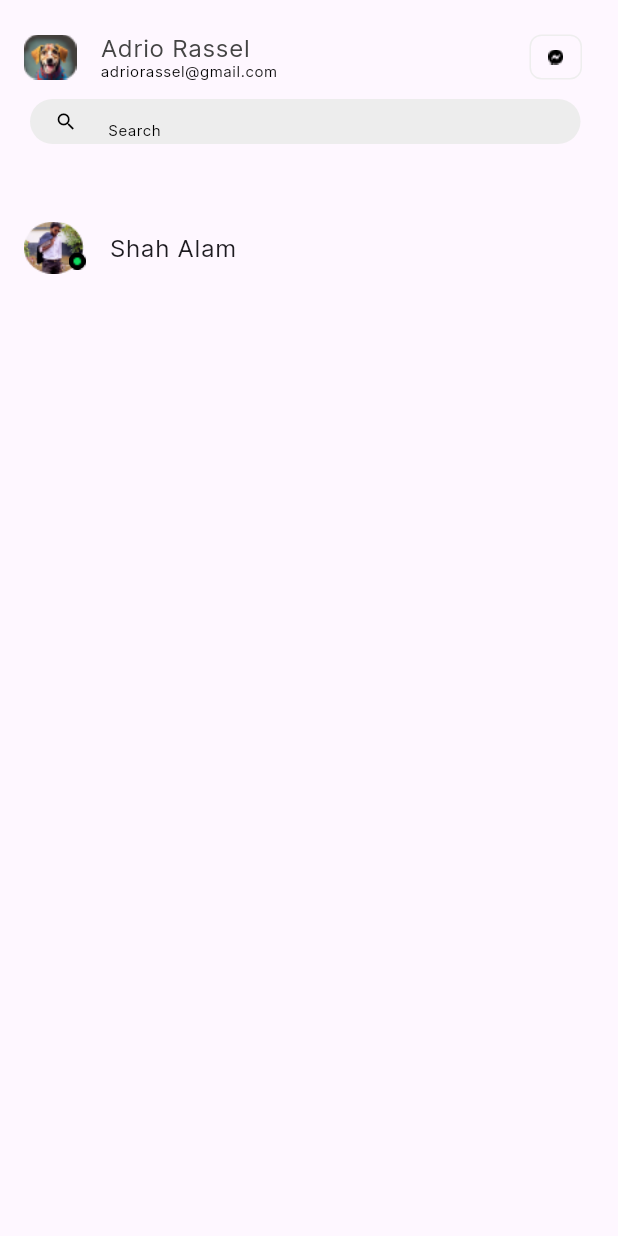
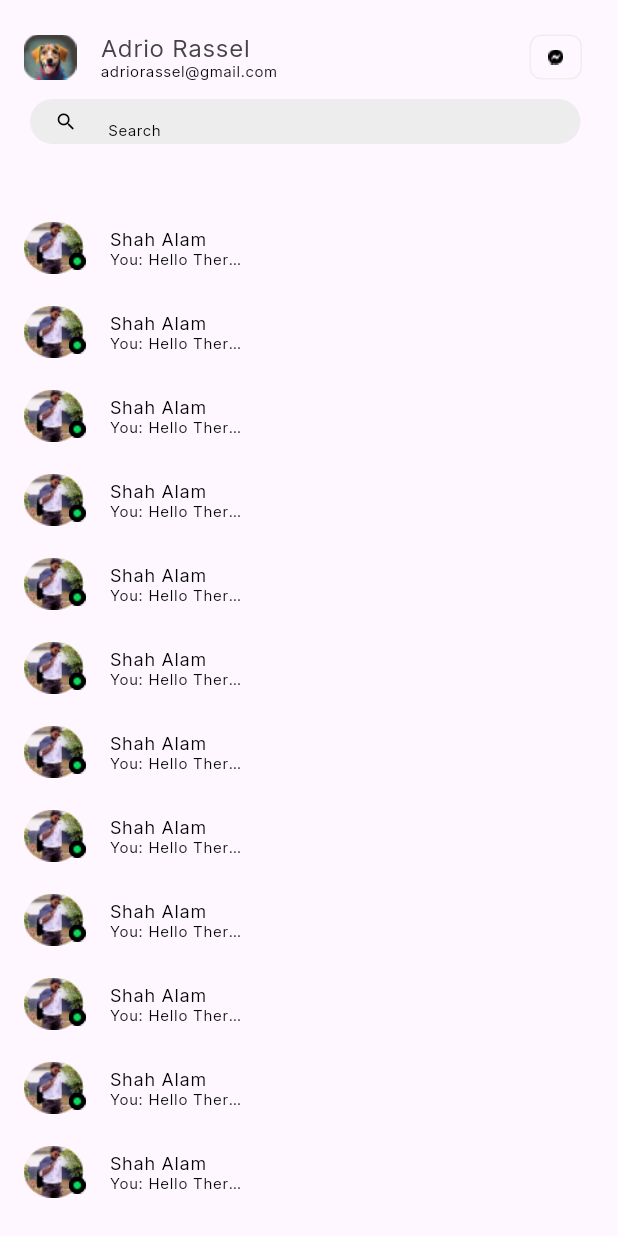
Before and after one commit to mehediFlutter/Pilot_Bazar_Admin, a Flutter app: the ChatFontScreen screen opened directly, on a phone screen of 412 x 824 dp. Run offline on Flutter 3.47's test engine with Material 3 defaults, Android fonts, the light colour scheme and no system bars.

Commit message:
chatting details screen

```diff
--- a/lib/const/color.dart
+++ b/lib/const/color.dart
@@ -5,3 +5,5 @@ const Color appColor = Color(0xFF666666);
 const Color whiteColor = Colors.white;
 const TextStyle small10Style =
     TextStyle(fontSize: 10, fontFamily: 'Inter', color: Colors.black);
+const TextStyle small12Style =
+    TextStyle(fontSize: 12, fontFamily: 'Inter', color: Colors.black,fontWeight: FontWeight.w500);
--- a/lib/package/chatting/chat_font_screen.dart
+++ b/lib/package/chatting/chat_font_screen.dart
@@ -1,6 +1,8 @@
 import 'package:flutter/material.dart';
+import 'package:pilot_bazar_admin/const/color.dart';
 import 'package:pilot_bazar_admin/const/const_radious.dart';
 import 'package:pilot_bazar_admin/notification/notification_page.dart';
+import 'package:pilot_bazar_admin/package/chatting/chatting_font_person.dart';
 import 'package:pilot_bazar_admin/package/customer_care_service/customer_profuile_bar.dart';
 import 'package:pilot_bazar_admin/profile/profile.dart';
 
@@ -72,49 +74,52 @@ class _ChatFontScreenState extends State<ChatFontScreen> {
               ),
             ),
             SizedBox(height: size.height / 20),
-            ListTile(
-              leading: Chatting_profile_with_green_tolu(),
-           title: Text('Shah Alam'),
-            ),
+            Expanded(child: ListView.builder(
+              itemCount: 20,
+              itemBuilder: (context, index) {
+              return ListTile(
+                leading: Chatting_profile_with_green_tolu(),
+                title: Column(
+                  crossAxisAlignment: CrossAxisAlignment.start,
+                  children: [
+                    Text(
+                      'Shah Alam',
+                      style: small12Style.copyWith(height: 0),
 
+                    ),
+                    Row(
+                  children: [
+                    Text("You: ",style: small10Style.copyWith(height: 0),),
+                    Container(
+                        padding: EdgeInsets.zero,
+                        width: 65,
+                        child: Text(
+                          "Hello There is Any Car",
+                          style: small10Style.copyWith(height: 0),
+                          overflow: TextOverflow.ellipsis,
+                        )),
+                  ],
+                ),
+                  ],
+                ),
+                // subtitle: Row(
+                //   children: [
+                //     Text("You: "),
+                //     Container(
+                //         padding: EdgeInsets.zero,
+                //         width: 65,
+                //         child: Text(
+                //           "Hello There is Any Car",
+                //           style: small10Style.copyWith(height: 0),
+                //           overflow: TextOverflow.ellipsis,
+                //         )),
+                //   ],
+                // ),
+              );
+            }))
           ],
         ),
       ),
     ));
   }
 }
-
-class Chatting_profile_with_green_tolu extends StatefulWidget {
-  final bool isActive;
-  const Chatting_profile_with_green_tolu({
-    super.key, this.isActive=true,
-  });
-
-  @override
-  State<Chatting_profile_with_green_tolu> createState() => _Chatting_profile_with_green_toluState();
-}
-
-class _Chatting_profile_with_green_toluState extends State<Chatting_profile_with_green_tolu> {
-  @override
-  Widget build(BuildContext context) {
-    return Stack(
-      children: [
-       Container(
-            height: 45.05,
-            width: 40,
-            decoration: BoxDecoration(shape: BoxShape.circle),
-            child: Image.asset('assets/images/chatting_image.png')),
-
-             widget.isActive? Container(
-              margin: EdgeInsets.only(left: 30,top: 26),
-          height: 11,
-          width: 11,
-          decoration: BoxDecoration(shape: BoxShape.circle, color: Colors.black,),
-          child:  Image.asset('assets/icons/green_tolu.png'),
-
-        ):SizedBox(),
-
-      ],
-    );
-  }
-}
--- a/lib/package/chatting/chatting_font_person.dart
+++ b/lib/package/chatting/chatting_font_person.dart
@@ -0,0 +1,36 @@
+import 'package:flutter/material.dart';
+
+class Chatting_profile_with_green_tolu extends StatefulWidget {
+  final bool isActive;
+  const Chatting_profile_with_green_tolu({
+    super.key, this.isActive=true,
+  });
+
+  @override
+  State<Chatting_profile_with_green_tolu> createState() => _Chatting_profile_with_green_toluState();
+}
+
+class _Chatting_profile_with_green_toluState extends State<Chatting_profile_with_green_tolu> {
+  @override
+  Widget build(BuildContext context) {
+    return Stack(
+      children: [
+       Container(
+            height: 45.05,
+            width: 40,
+            decoration: BoxDecoration(shape: BoxShape.circle),
+            child: Image.asset('assets/images/chatting_image.png')),
+
+             widget.isActive? Container(
+              margin: EdgeInsets.only(left: 30,top: 26),
+          height: 11,
+          width: 11,
+          decoration: BoxDecoration(shape: BoxShape.circle, color: Colors.black,),
+          child:  Image.asset('assets/icons/green_tolu.png'),
+
+        ):SizedBox(),
+
+      ],
+    );
+  }
+}
```
Also changed, not shown: lib/package/chatting/chat_details.dart (added).
